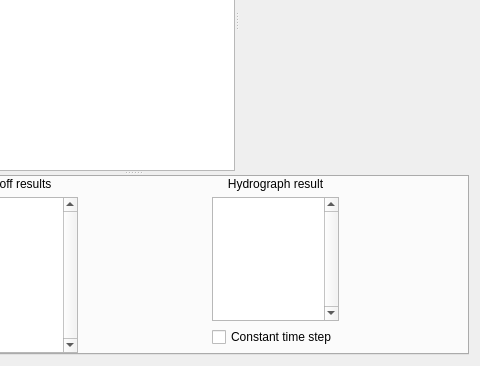
Before: the Qt Designer form src/ui/reosrunoffhydrographwidget.ui in vcloarec/ReosProject, drawn with Qt 5; both pictures show x 214 to 694 and y 143 to 509 of the 694 by 509 pixel window.
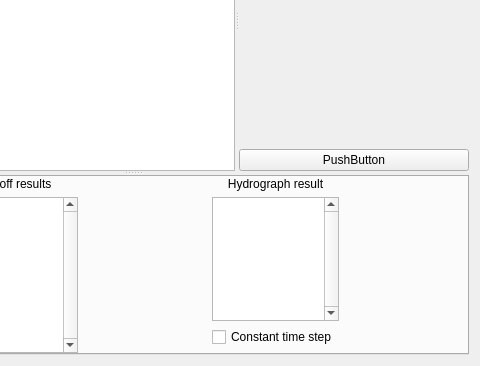
After: the same form once the commit is applied. Icons and pictures are not drawn. Custom widgets are drawn as their Qt base class.

Commit message: init gui for hydraulic network

What changed in the file:
```diff
--- a/src/ui/reosrunoffhydrographwidget.ui
+++ b/src/ui/reosrunoffhydrographwidget.ui
@@ -228,6 +228,13 @@
              </property>
             </spacer>
            </item>
+           <item>
+            <widget class="QPushButton" name="pushButtonAddRemoveFromNetwork">
+             <property name="text">
+              <string>PushButton</string>
+             </property>
+            </widget>
+           </item>
           </layout>
          </widget>
         </widget>
```
The commit also changes 39 other files.
